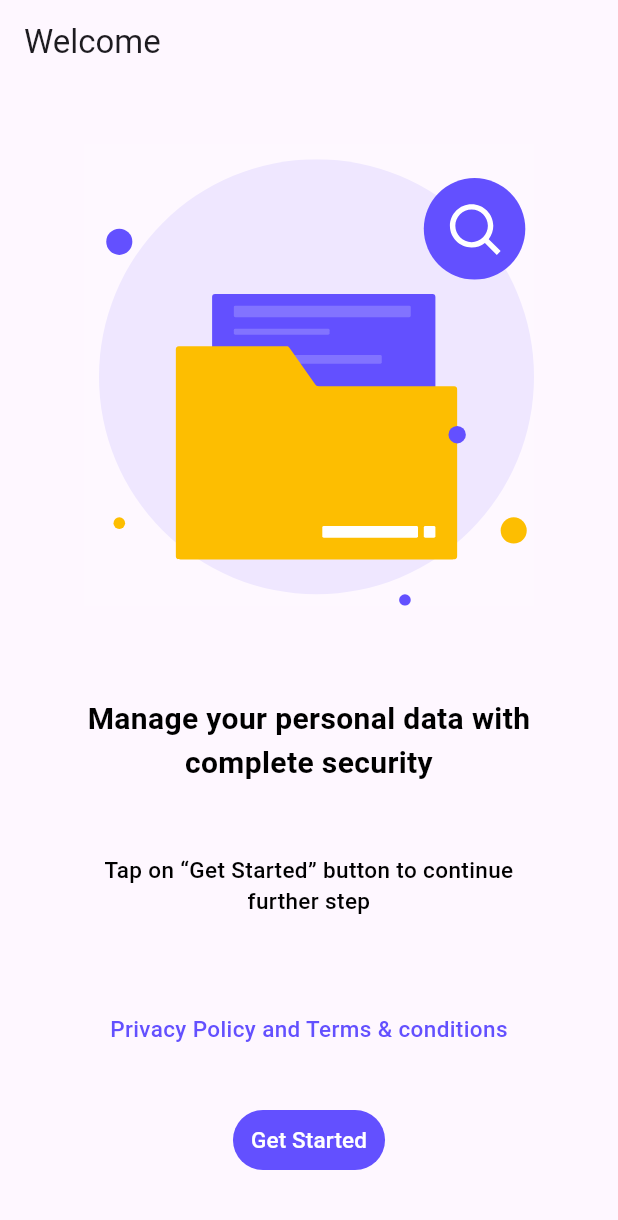
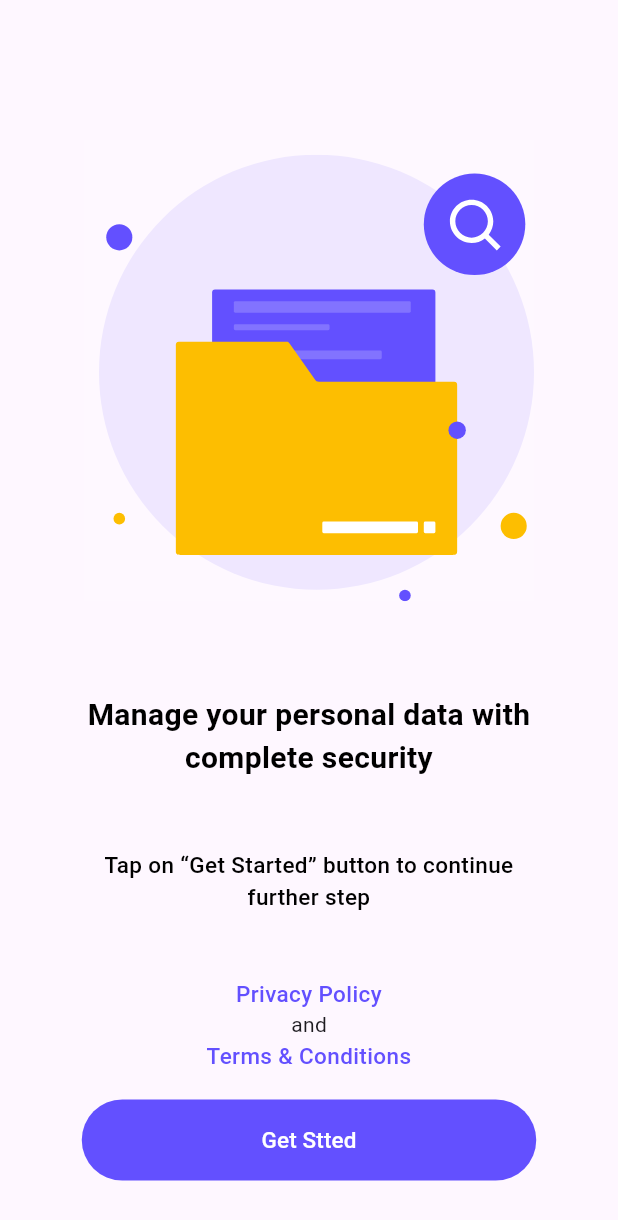
Before and after one commit to Nde-Dilan/flutter-file-managment-app, a Flutter app: the screen it shows after launch, on a phone screen of 412 x 824 dp. Shown: the top 1220 px of the screen. Run offline on Flutter 3.47's test engine with Material 3 defaults, Android fonts, the phone set to English and light mode, and no system bars; our stand-ins replace flutter_svg, modal_bottom_sheet, open_file, permission_handler; missing offline and left inert: file_manager.

Commit message:
Adding the landing + welcome page  + some adjustments on the other pages

```diff
--- a/lib/landing_page.dart
+++ b/lib/landing_page.dart
@@ -1,6 +1,7 @@
 import 'package:file_manager_flutter/Home_page.dart';
 import 'package:flutter/material.dart';
 import 'package:flutter_svg/svg.dart';
+import 'package:modal_bottom_sheet/modal_bottom_sheet.dart';
 
 class WelcomePage extends StatelessWidget {
   const WelcomePage({super.key});
@@ -8,9 +9,7 @@ class WelcomePage extends StatelessWidget {
   @override
   Widget build(BuildContext context) {
     return Scaffold(
-      appBar: AppBar(
-        title: const Text('Welcome'),
-      ),
+      appBar: AppBar(),
       body: Center(
         child: Column(
           mainAxisAlignment: MainAxisAlignment.center,
@@ -54,29 +53,43 @@ class WelcomePage extends StatelessWidget {
                           color: Color.fromARGB(255, 0, 0, 0),
                           fontWeight: FontWeight.w500)),
                 )),
-            const SizedBox(
-                width: 302,
-                height: 84,
-                child: Center(
-                  child: Text("Privacy Policy and Terms & conditions",
-                      textAlign: TextAlign.center,
-                      style: TextStyle(
-                          fontSize: 15,
-                          color: Color(0xff6350FF), //6350FF
-                          fontWeight: FontWeight.w500)),
-                )),
+            SizedBox(
+              width: 302,
+              height: 84,
+              child: Center(
+                child: Column(
+                  mainAxisAlignment: MainAxisAlignment.center,
+                  children: <Widget>[
+                    // Privacy Policy
+                    buildClickableText(
+                      'Privacy Policy',
+                      context,
+                    ),
+
+                    const Text(" and "),
+
+                    // Terms & Conditions
+                    buildClickableText(
+                      'Terms & Conditions',
+                      context,
+                    ),
+                  ],
+                ),
+              ),
+            ),
             const SizedBox(
               height: 8,
             ),
             TextButton(
               style: const ButtonStyle(
+                  minimumSize: MaterialStatePropertyAll(Size(303, 54)),
                   backgroundColor: MaterialStatePropertyAll(Color(0xff6350FF))),
               onPressed: () => {
                 Navigator.push(context,
                     MaterialPageRoute(builder: (context) => const Home()))
               },
               child: const Text(
-                "Get Started",
+                "Get Stted",
                 style: TextStyle(
                     fontSize: 15,
                     color: Color(0xffFFFFFF), //6350FF
@@ -88,4 +101,29 @@ class WelcomePage extends StatelessWidget {
       ),
     );
   }
+
+  buildClickableText(String s, BuildContext context) {
+    return GestureDetector(
+      onTap: () {
+        showMaterialModalBottomSheet(
+          context: context,
+          builder: (context) => Container(
+            child: const Text(
+              "Get Started",
+              style: TextStyle(
+                  fontSize: 15,
+                  color: Color(0xffFFFFFF), //6350FF
+                  fontWeight: FontWeight.w500),
+            ),
+          ),
+        ); // Open the URL when the text is tapped
+      },
+      child: Text(s,
+          textAlign: TextAlign.center,
+          style: const TextStyle(
+              fontSize: 15,
+              color: Color(0xff6350FF), //6350FF
+              fontWeight: FontWeight.w500)),
+    );
+  }
 }
--- a/lib/my_home_page.dart
+++ b/lib/my_home_page.dart
@@ -16,7 +16,7 @@ import 'package:open_file/open_file.dart';
 //StatefulWidget means needs to hold some state, will change over time and with user interactions
 class MyHomePage extends StatefulWidget {
 
-   MyHomePage({super.key});
+   const MyHomePage({super.key});
 
   @override
   State<MyHomePage> createState() => _MyHomePageState();
--- a/pubspec.yaml
+++ b/pubspec.yaml
@@ -39,6 +39,8 @@ dependencies:
   intl: ^0.17.0
   permission_handler:
   flutter_svg: ^2.0.9
+  url_launcher: ^6.2.3
+  modal_bottom_sheet: ^2.1.2
 
 dev_dependencies:
   flutter_test:
```
Also changed, not shown: lib/home_page.dart (+12 -10 lines), pubspec.lock.
